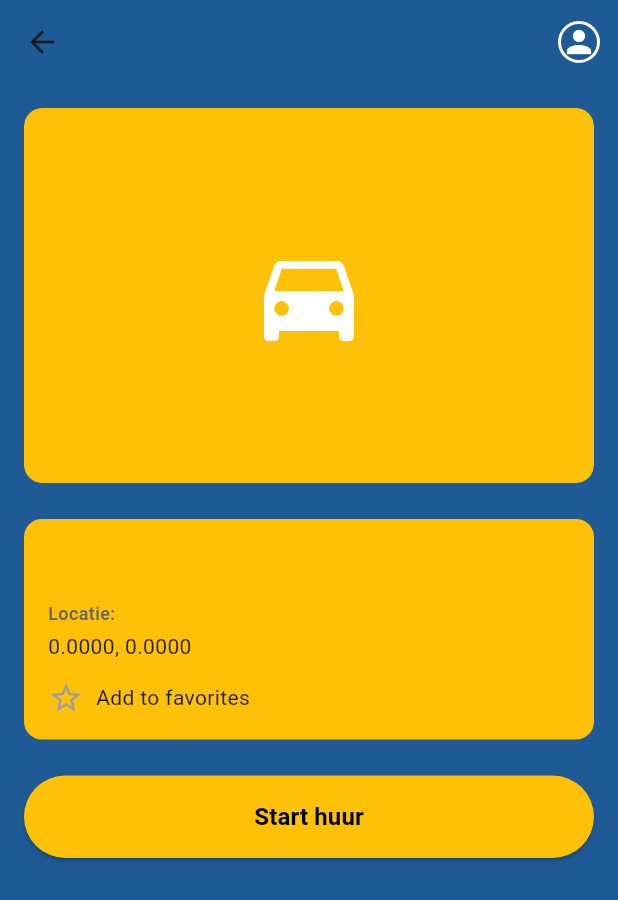
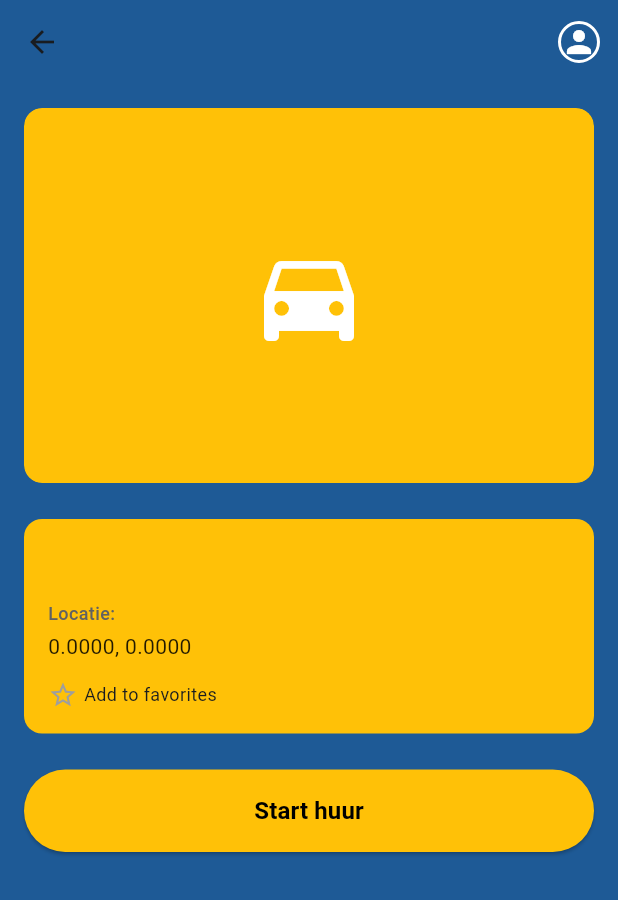
Before and after one commit to david-warris/MAD-AutoMaat, a Flutter app: the CarDetailScreen screen opened directly with empty values, on a phone screen of 412 x 824 dp. Shown: the top 900 px of the screen. Run offline on Flutter 3.47's test engine with Material 3 defaults, Android fonts, the phone set to English and light mode, and no system bars; our stand-ins replace flutter_secure_storage, geolocator, image_picker; accounts and stored records are empty.

Commit message:
added local storage for favourites

```diff
--- a/automaat_mad/lib/screens/car_detail_screen.dart
+++ b/automaat_mad/lib/screens/car_detail_screen.dart
@@ -4,6 +4,7 @@ import 'package:automaat_mad/services/api_service.dart';
 import 'package:automaat_mad/services/auth_service.dart';
 import 'package:automaat_mad/services/rental_service.dart';
 import 'package:automaat_mad/widgets/appbar.dart';
+import 'package:automaat_mad/widgets/favourite_star.dart';
 import 'package:flutter/material.dart';
 import 'package:provider/provider.dart';
 import 'dart:convert';
@@ -91,19 +92,7 @@ class CarDetailScreen extends StatelessWidget {
                       ),
                     ),
                     const SizedBox(height: 12),
-                    Row(
-                      children: [
-                        Icon(
-                          car.isFavorite ? Icons.star : Icons.star_border,
-                          color: car.isFavorite ? Colors.orange : Colors.grey,
-                        ),
-                        const SizedBox(width: 8),
-                        Text(
-                          car.isFavorite ? 'Favorite' : 'Add to favorites',
-                          style: const TextStyle(fontSize: 14),
-                        ),
-                      ],
-                    ),
+                    Row(children: [FavoriteStar(carId: car.id.toString(), text: true)]),
                   ],
                 ),
               ),
@@ -119,11 +108,19 @@ class CarDetailScreen extends StatelessWidget {
                   ),
                   onPressed: () async {
                     try {
-                      final api = Provider.of<ApiService>(context, listen: false);
-                      final AuthService authService = Provider.of<AuthService>(context, listen: false);
+                      final api = Provider.of<ApiService>(
+                        context,
+                        listen: false,
+                      );
+                      final AuthService authService = Provider.of<AuthService>(
+                        context,
+                        listen: false,
+                      );
                       final customerId = authService.user?.id;
                       debugPrint('Customer ID: $customerId');
-                      final response = await RentalService(api: api).createRental(car: car, customerId: customerId);
+                      final response = await RentalService(
+                        api: api,
+                      ).createRental(car: car, customerId: customerId);
 
                       final rentalWithCar = Rental(
                         id: response.id,
@@ -135,7 +132,11 @@ class CarDetailScreen extends StatelessWidget {
                         longitude: response.longitude,
                         car: car,
                       );
-                      Navigator.pushNamed(context, '/rental', arguments: rentalWithCar);
+                      Navigator.pushNamed(
+                        context,
+                        '/rental',
+                        arguments: rentalWithCar,
+                      );
                     } catch (e) {
                       ScaffoldMessenger.of(context).showSnackBar(
                         SnackBar(content: Text('Fout bij huren van auto: $e')),
--- /dev/null
+++ b/automaat_mad/lib/utils/favourite_storage.dart
@@ -0,0 +1,36 @@
+import 'dart:convert';
+import 'package:flutter_secure_storage/flutter_secure_storage.dart';
+
+class FavoriteStorage {
+  static const _key = "favorite_cars";
+  static const _storage = FlutterSecureStorage();
+
+  /// Get list of favorite car IDs
+  static Future<Set<String>> getFavorites() async {
+    final data = await _storage.read(key: _key);
+    if (data == null) return {};
+    return Set<String>.from(jsonDecode(data));
+  }
+
+  /// Toggle favorite state
+  static Future<void> toggleFavorite(String carId) async {
+    final favorites = await getFavorites();
+
+    if (favorites.contains(carId)) {
+      favorites.remove(carId);
+    } else {
+      favorites.add(carId);
+    }
+
+    await _storage.write(
+      key: _key,
+      value: jsonEncode(favorites.toList()),
+    );
+  }
+
+  /// Check if car is favorite
+  static Future<bool> isFavorite(String carId) async {
+    final favorites = await getFavorites();
+    return favorites.contains(carId);
+  }
+}
--- /dev/null
+++ b/automaat_mad/lib/widgets/favourite_star.dart
@@ -0,0 +1,55 @@
+import 'package:automaat_mad/utils/favourite_storage.dart';
+import 'package:flutter/material.dart';
+
+   class FavoriteStar extends StatefulWidget {
+  final String carId;
+  final bool text;
+
+  const FavoriteStar({super.key, required this.carId, this.text = false});
+
+  @override
+  State<FavoriteStar> createState() => _FavoriteStarState();
+}
+
+class _FavoriteStarState extends State<FavoriteStar> {
+  bool isFavorite = false;
+
+  @override
+  void initState() {
+    super.initState();
+    _loadFavorite();
+  }
+
+  void _loadFavorite() async {
+    final fav = await FavoriteStorage.isFavorite(widget.carId);
+    setState(() => isFavorite = fav);
+  }
+
+  void _toggleFavorite() async {
+    await FavoriteStorage.toggleFavorite(widget.carId);
+    setState(() => isFavorite = !isFavorite);
+  }
+
+  @override
+  Widget build(BuildContext context) {
+    return GestureDetector(
+      onTap: _toggleFavorite,
+      child: Row(
+        mainAxisSize: MainAxisSize.min,
+        children: [
+          Icon(
+            isFavorite ? Icons.star : Icons.star_border,
+            color: isFavorite ? Colors.orange : Colors.grey,
+            size: 20,
+          ),
+          const SizedBox(width: 4),
+          if (widget.text)
+            Text(
+              isFavorite ? 'Remove from favorites' : 'Add to favorites',
+              style: const TextStyle(fontSize: 12),
+            ),
+        ],
+      ),
+    );
+  }
+}
```
Also changed, not shown: automaat_mad/lib/screens/home_screen.dart (+0 -30 lines), automaat_mad/lib/widgets/car_card.dart (+23 -16 lines), automaat_mad/lib/widgets/primary_button.dart (deleted), automaat_mad/lib/widgets/rental_card.dart (deleted).
